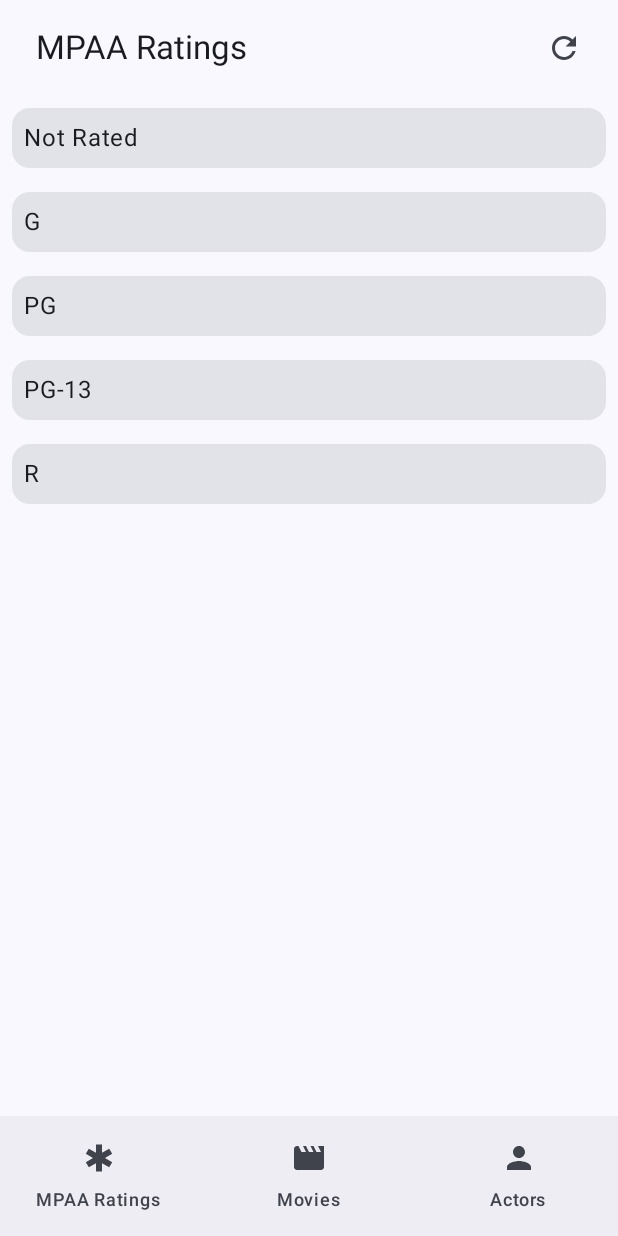
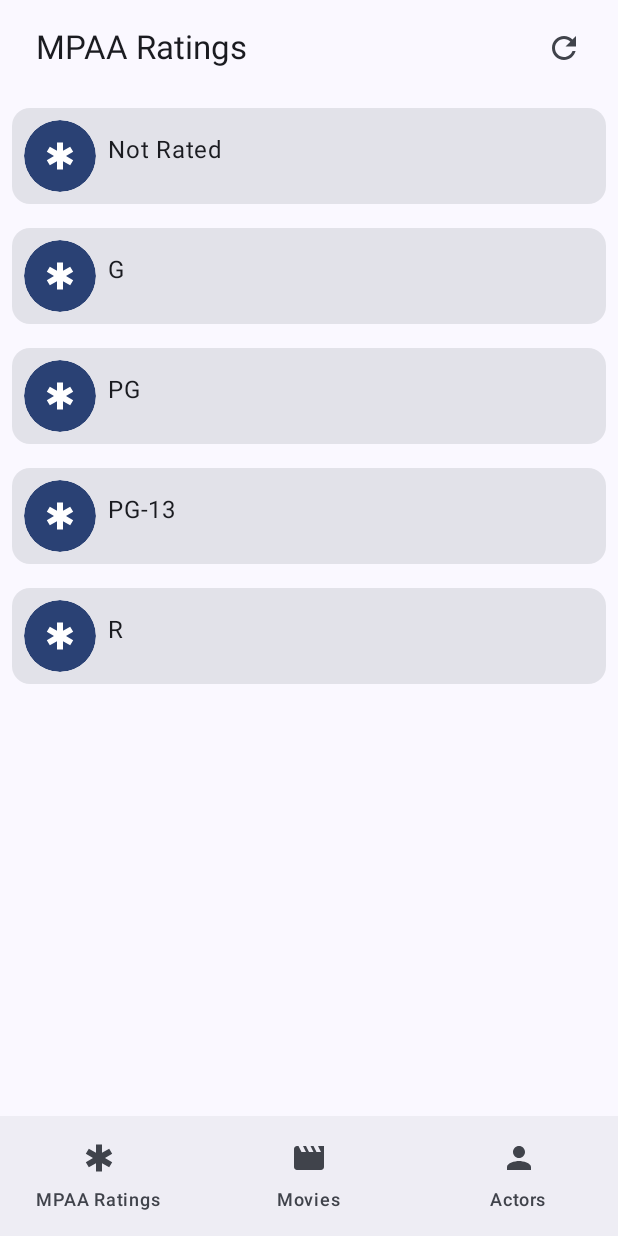
Before and after one commit to deneth-weerasinghe/MoviesDatabaseApp, an Android app built with Jetpack Compose: the screen it shows after launch (MainActivity), after a tap on "Reset Database", on a phone screen of 412 x 824 dp. Run offline under Robolectric (Android 15) with nearby library versions, the phone set to English and light mode, and no system bars; our stand-ins replace Room's generated code.

Commit message:
Added icons to lists and refactoring

```diff
--- /dev/null
+++ b/app/src/main/java/weerasinghe/deneth/movies/components/ListScaffold.kt
@@ -0,0 +1,79 @@
+package weerasinghe.deneth.movies.components
+
+import androidx.annotation.StringRes
+import androidx.compose.foundation.clickable
+import androidx.compose.foundation.layout.Row
+import androidx.compose.foundation.layout.fillMaxWidth
+import androidx.compose.foundation.layout.padding
+import androidx.compose.foundation.layout.size
+import androidx.compose.foundation.lazy.LazyColumn
+import androidx.compose.foundation.lazy.items
+import androidx.compose.foundation.shape.CircleShape
+import androidx.compose.material3.Card
+import androidx.compose.material3.CardDefaults
+import androidx.compose.material3.Icon
+import androidx.compose.material3.IconButton
+import androidx.compose.material3.IconButtonDefaults
+import androidx.compose.runtime.Composable
+import androidx.compose.ui.Modifier
+import androidx.compose.ui.draw.clip
+import androidx.compose.ui.graphics.vector.ImageVector
+import androidx.compose.ui.res.stringResource
+import androidx.compose.ui.unit.dp
+import weerasinghe.deneth.movies.Screen
+import weerasinghe.deneth.repository.HasId
+
+
+// Common logic for all list, better than rewriting nearly identical code to each list file
+@Composable
+fun <T: HasId> ListScaffold(
+    title: String,
+    onSelectListScreen: (Screen) -> Unit,
+    onResetDatabase: () -> Unit,
+    items: List<T>,
+    icon: ImageVector,
+    @StringRes iconDescriptionId: Int,  // id for alt-; annotation makes sure random integers aren't passed, just R-class integers
+    onItemClick: (String) -> Unit,
+    onToggleSelection: (String) -> Unit,
+    itemContent: @Composable (T) -> Unit,
+) = MovieScaffold(
+    title = title,
+    onSelectListScreen = onSelectListScreen,
+    onResetDatabase = onResetDatabase
+) { paddingValues ->
+    LazyColumn(modifier = Modifier.padding(paddingValues)
+    ) {
+        items(
+            items = items,
+            key = { it.id }  // making T instance of HasId removes need to use functions to retrieve id to get a key
+        ) { item ->
+            Card(
+                elevation = CardDefaults.cardElevation(),
+                modifier = Modifier
+                    .padding(8.dp)
+                    .fillMaxWidth()
+            ) {
+                Row(
+                    modifier = Modifier
+                        .padding(8.dp)
+                        .clickable { onItemClick(item.id) }  // whole row clickable, not just text
+                ) {
+                    IconButton(
+                        onClick = { onToggleSelection(item.id) },
+                        modifier = Modifier
+                            .size(48.dp)
+                            .clip(CircleShape),
+                        colors = IconButtonDefaults.filledIconButtonColors()
+                    ) {
+                        Icon(
+                            imageVector = icon,
+                            contentDescription = stringResource(iconDescriptionId),
+                            modifier = Modifier.padding(4.dp)
+                        )
+                    }
+                    itemContent(item)
+                }
+            }
+        }
+    }
+}
--- a/app/src/main/java/weerasinghe/deneth/movies/screens/MovieList.kt
+++ b/app/src/main/java/weerasinghe/deneth/movies/screens/MovieList.kt
@@ -1,18 +1,12 @@
 package weerasinghe.deneth.movies.screens
 
-import androidx.compose.foundation.layout.fillMaxWidth
-import androidx.compose.foundation.layout.padding
-import androidx.compose.foundation.lazy.LazyColumn
-import androidx.compose.foundation.lazy.items
-import androidx.compose.material3.Card
-import androidx.compose.material3.CardDefaults
+import androidx.compose.material.icons.Icons
+import androidx.compose.material.icons.filled.Movie
 import androidx.compose.runtime.Composable
-import androidx.compose.ui.Modifier
 import androidx.compose.ui.res.stringResource
-import androidx.compose.ui.unit.dp
 import weerasinghe.deneth.movies.R
 import weerasinghe.deneth.movies.Screen
-import weerasinghe.deneth.movies.components.MovieScaffold
+import weerasinghe.deneth.movies.components.ListScaffold
 import weerasinghe.deneth.movies.components.SimpleText
 import weerasinghe.deneth.repository.dto.MovieDto
 
@@ -22,28 +16,15 @@ fun MovieList(
     onSelectListScreen: (Screen) -> Unit,
     onResetDatabase: () -> Unit,
     onMovieClick: (String) -> Unit,
-    ) = MovieScaffold(
-        title = stringResource(id = R.string.screen_title_movies),
-        onSelectListScreen = onSelectListScreen,
-        onResetDatabase = onResetDatabase
-    ) { paddingValues ->
-    LazyColumn(modifier = Modifier.padding(paddingValues)
-    ) {
-        items(
-            items = movies,
-            key = { it.id }  // needs to uniquely identify each card, so we use actorId; Remember we can use it since it's a single parameter in lambda
-            // key = { actor -> actor.id } is the alternative
-        ) {
-            Card(
-                elevation = CardDefaults.cardElevation(),
-                modifier = Modifier
-                    .padding(8.dp)
-                    .fillMaxWidth()
-            ) {
-                SimpleText(text = it.title) {
-                    onMovieClick(it.id)
-                }
-            }
-        }
-    }
+) = ListScaffold(
+    title = stringResource(id = R.string.screen_title_movies),
+    onSelectListScreen = onSelectListScreen,
+    onResetDatabase = onResetDatabase,
+    items = movies,
+    icon = Icons.Default.Movie,
+    iconDescriptionId = R.string.tap_to_toggle_selection,
+    onItemClick = onMovieClick,
+    onToggleSelection = {}
+) {
+    SimpleText(text = it.title)
 }
--- a/app/src/main/java/weerasinghe/deneth/movies/screens/RatingList.kt
+++ b/app/src/main/java/weerasinghe/deneth/movies/screens/RatingList.kt
@@ -1,18 +1,12 @@
 package weerasinghe.deneth.movies.screens
 
-import androidx.compose.foundation.layout.fillMaxWidth
-import androidx.compose.foundation.layout.padding
-import androidx.compose.foundation.lazy.LazyColumn
-import androidx.compose.foundation.lazy.items
-import androidx.compose.material3.Card
-import androidx.compose.material3.CardDefaults
+import androidx.compose.material.icons.Icons
+import androidx.compose.material.icons.filled.Emergency
 import androidx.compose.runtime.Composable
-import androidx.compose.ui.Modifier
 import androidx.compose.ui.res.stringResource
-import androidx.compose.ui.unit.dp
 import weerasinghe.deneth.movies.R
 import weerasinghe.deneth.movies.Screen
-import weerasinghe.deneth.movies.components.MovieScaffold
+import weerasinghe.deneth.movies.components.ListScaffold
 import weerasinghe.deneth.movies.components.SimpleText
 import weerasinghe.deneth.repository.dto.RatingDto
 
@@ -22,28 +16,15 @@ fun RatingList(
     onSelectListScreen: (Screen) -> Unit,
     onResetDatabase: () -> Unit,
     onRatingClick: (String) -> Unit,
-    ) = MovieScaffold(
-        title = stringResource(id = R.string.screen_title_rating),
-        onSelectListScreen = onSelectListScreen,
-        onResetDatabase = onResetDatabase
-    ) { paddingValues ->
-    LazyColumn(modifier = Modifier.padding(paddingValues)
-    ) {
-        items(
-            items = ratings,
-            key = { it.id }  // needs to uniquely identify each card, so we use actorId; Remember we can use it since it's a single parameter in lambda
-            // key = { actor -> actor.id } is the alternative
-        ) {
-            Card(
-                elevation = CardDefaults.cardElevation(),
-                modifier = Modifier
-                    .padding(8.dp)
-                    .fillMaxWidth()
-            ) {
-                SimpleText(text = it.name) {
-                    onRatingClick(it.id)
-                }
-            }
-        }
-    }
+) = ListScaffold(
+    title = stringResource(id = R.string.screen_title_rating),
+    onSelectListScreen = onSelectListScreen,
+    onResetDatabase = onResetDatabase,
+    items = ratings,
+    icon = Icons.Default.Emergency,
+    iconDescriptionId = R.string.tap_to_toggle_selection,
+    onItemClick = onRatingClick,
+    onToggleSelection = {}
+) {
+    SimpleText(text = it.name)
 }
```
Also changed, not shown: app/src/main/java/weerasinghe/deneth/movies/screens/ActorList.kt (+14 -33 lines), app/src/main/res/values/strings.xml (+5 -3 lines).
